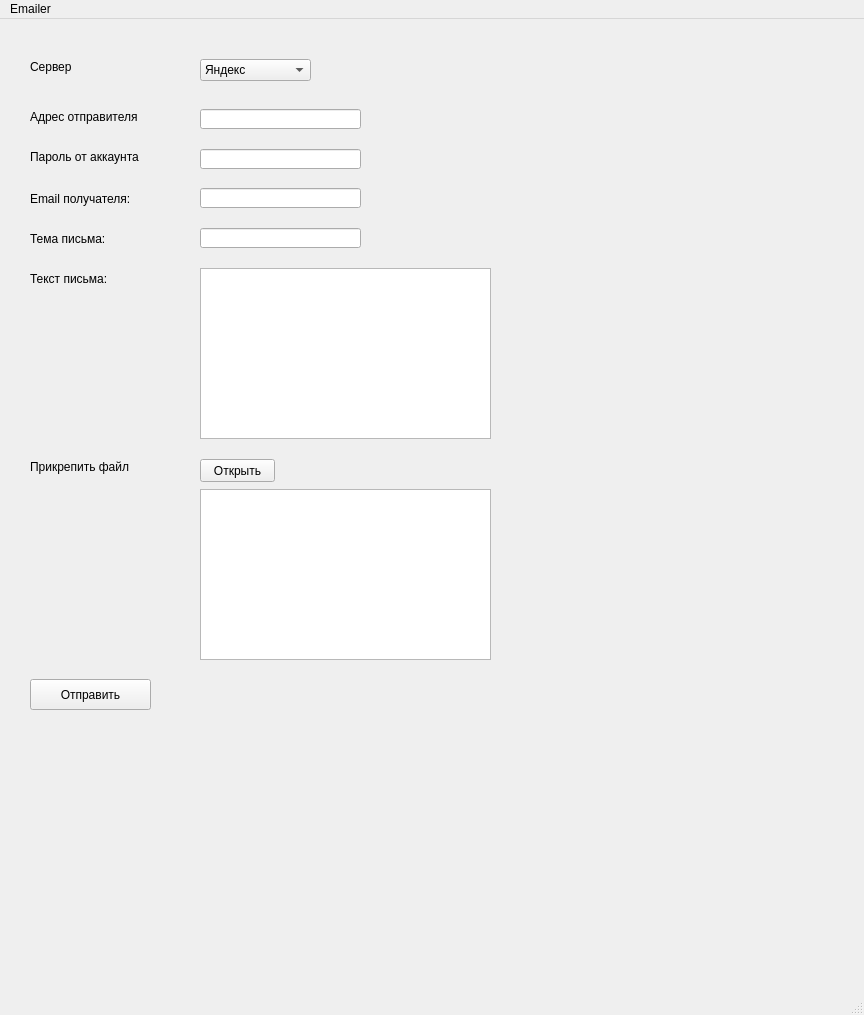
First picture: the form in main.ui, repository INVOIDER/IPORiPIS, before the edit.
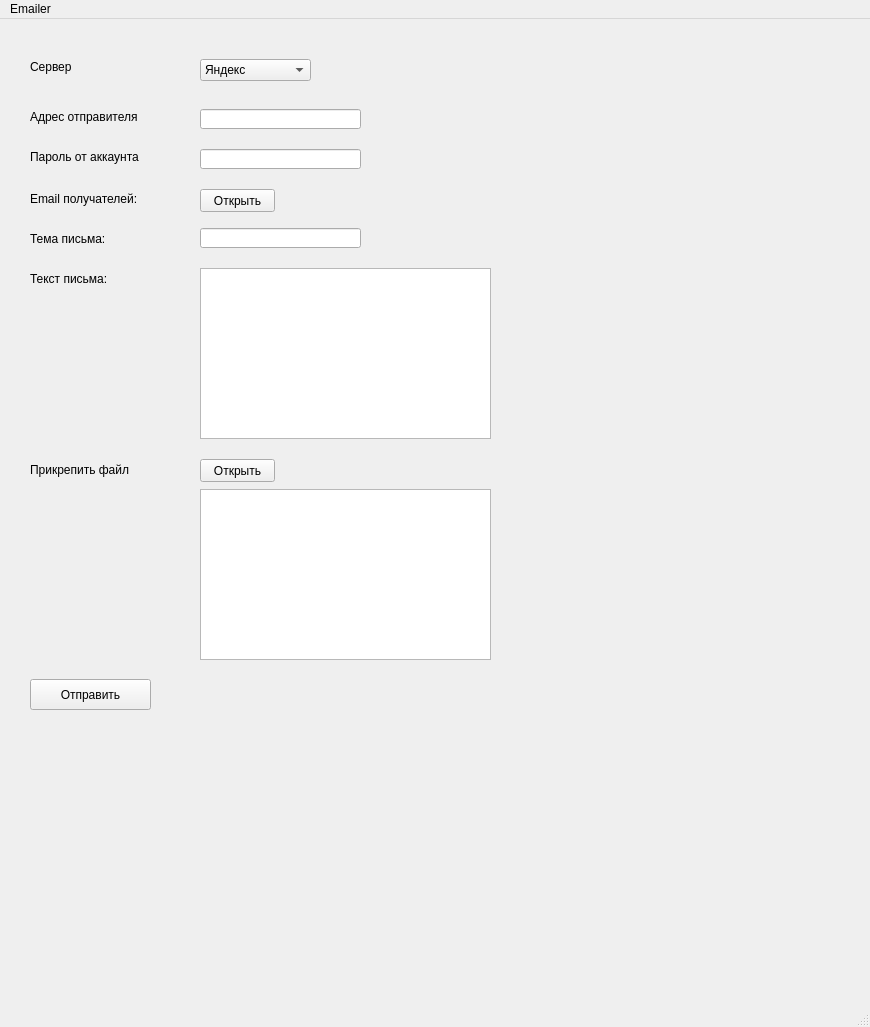
Second picture: the form after the edit.

Patch:
```diff
--- a/main.ui
+++ b/main.ui
@@ -6,8 +6,8 @@
    <rect>
     <x>0</x>
     <y>0</y>
-    <width>864</width>
-    <height>1015</height>
+    <width>870</width>
+    <height>1027</height>
    </rect>
   </property>
   <property name="windowTitle">
@@ -27,27 +27,17 @@
      <string>Отправить</string>
     </property>
    </widget>
-   <widget class="QLineEdit" name="email_to">
-    <property name="geometry">
-     <rect>
-      <x>200</x>
-      <y>169</y>
-      <width>161</width>
-      <height>20</height>
-     </rect>
-    </property>
-   </widget>
    <widget class="QLabel" name="label">
     <property name="geometry">
      <rect>
       <x>30</x>
       <y>170</y>
-      <width>121</width>
+      <width>151</width>
       <height>20</height>
      </rect>
     </property>
     <property name="text">
-     <string>Email получателя:</string>
+     <string>Email получателей:</string>
     </property>
    </widget>
    <widget class="QLabel" name="label_2">
@@ -188,8 +178,8 @@
      <rect>
       <x>30</x>
       <y>440</y>
-      <width>121</width>
-      <height>16</height>
+      <width>141</width>
+      <height>21</height>
      </rect>
     </property>
     <property name="text">
@@ -219,14 +209,27 @@
      </rect>
     </property>
    </widget>
+   <widget class="QPushButton" name="email_to">
+    <property name="geometry">
+     <rect>
+      <x>200</x>
+      <y>170</y>
+      <width>75</width>
+      <height>23</height>
+     </rect>
+    </property>
+    <property name="text">
+     <string>Открыть</string>
+    </property>
+   </widget>
   </widget>
   <widget class="QMenuBar" name="menubar">
    <property name="geometry">
     <rect>
      <x>0</x>
      <y>0</y>
-     <width>864</width>
-     <height>26</height>
+     <width>870</width>
+     <height>21</height>
     </rect>
    </property>
    <widget class="QMenu" name="menuEmailer">
```
